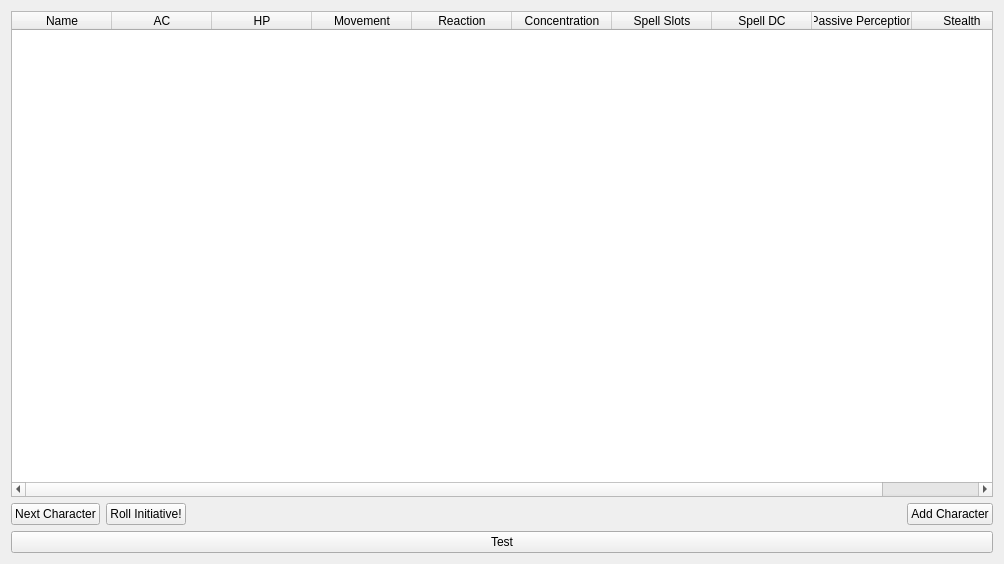
Old version of the form UI/character_widget.ui in the repository Toeger/DnDtracker.
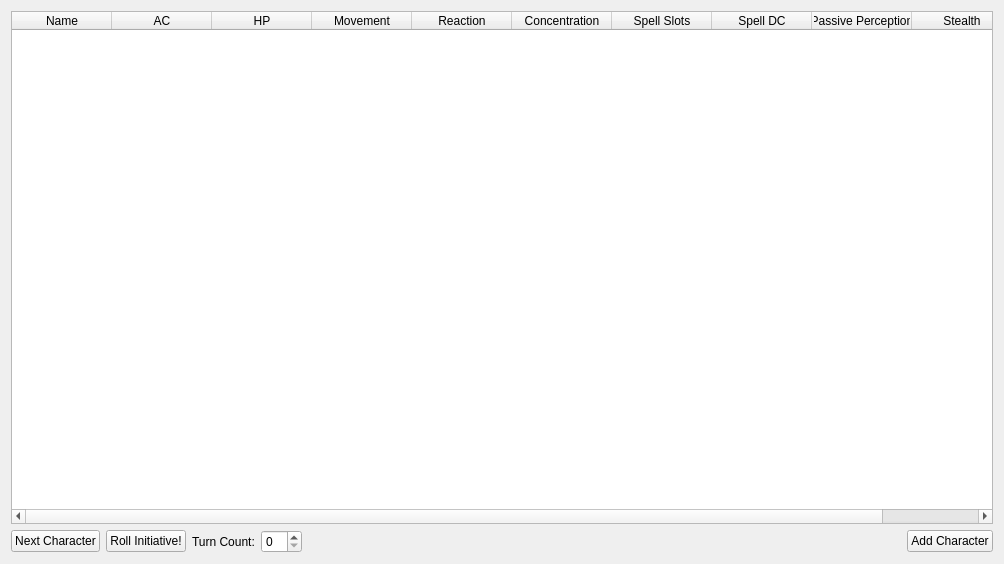
New version of the form.

Commit message:
Added close button to character list so that it is possible to remove characters. Also added round counter and concentration character column.
TODO: Fix crash bug that occurs when adding characters, clicking the X
of the header and trying to remove the first character by clicking the
close button.

Diff of the .ui file:
```diff
--- a/UI/character_widget.ui
+++ b/UI/character_widget.ui
@@ -19,6 +19,12 @@
      <attribute name="horizontalHeaderCascadingSectionResizes">
       <bool>true</bool>
      </attribute>
+     <attribute name="horizontalHeaderHighlightSections">
+      <bool>false</bool>
+     </attribute>
+     <attribute name="horizontalHeaderStretchLastSection">
+      <bool>true</bool>
+     </attribute>
      <attribute name="verticalHeaderVisible">
       <bool>false</bool>
      </attribute>
@@ -90,6 +96,16 @@
        </property>
       </widget>
      </item>
+     <item>
+      <widget class="QLabel" name="label">
+       <property name="text">
+        <string>Turn Count:</string>
+       </property>
+      </widget>
+     </item>
+     <item>
+      <widget class="QSpinBox" name="round_count_spinbox"/>
+     </item>
      <item>
       <spacer name="horizontalSpacer">
        <property name="orientation">
@@ -112,13 +128,6 @@
      </item>
     </layout>
    </item>
-   <item>
-    <widget class="QPushButton" name="test_button">
-     <property name="text">
-      <string>Test</string>
-     </property>
-    </widget>
-   </item>
   </layout>
  </widget>
  <resources/>
```
The commit also changes 4 other files.
